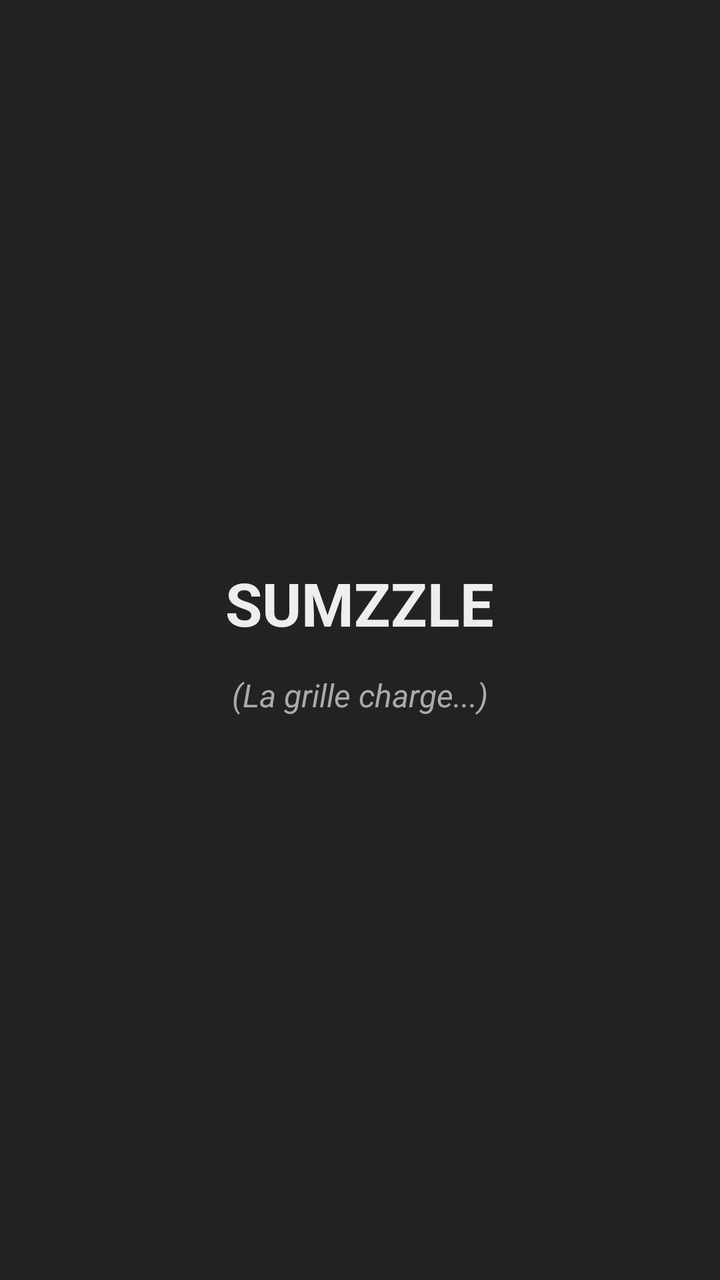
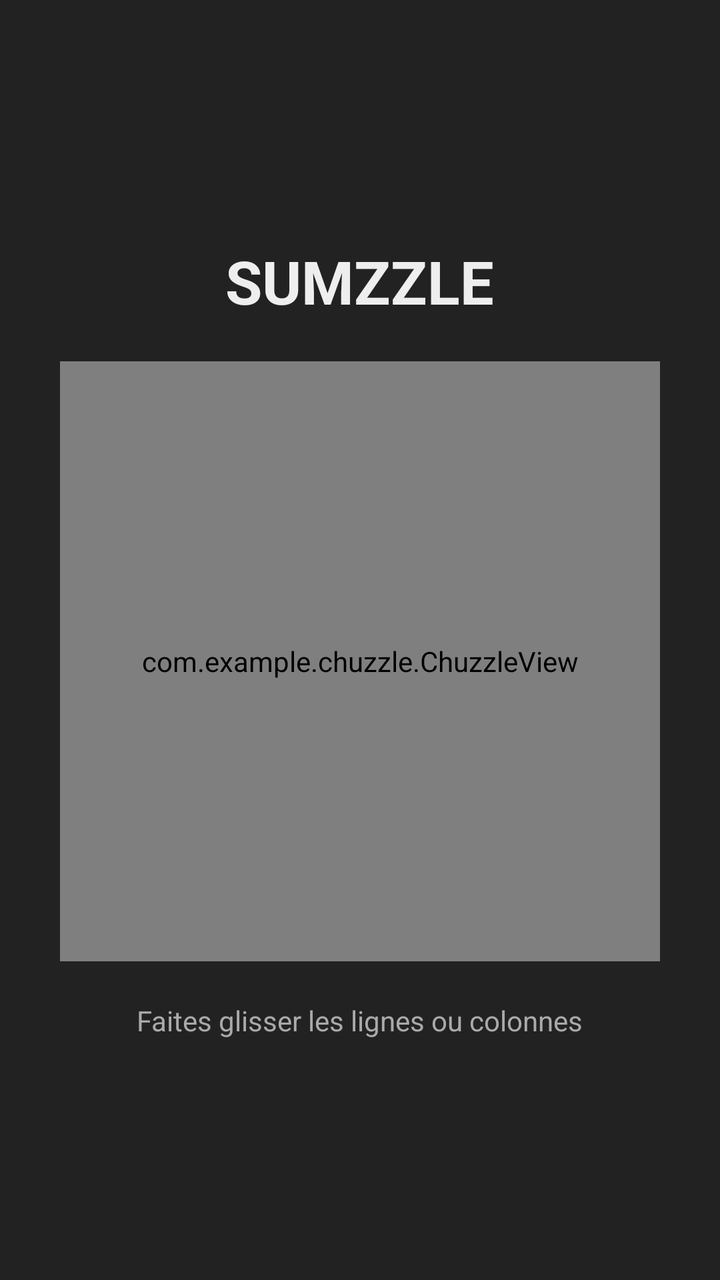

Screens rendered from an Android XML layout before and after an edit, with the pre-edit source and the edit as a unified diff.
<!-- AndroidManifest.xml: application theme Theme.Chuzzle -->
<!-- res/layout/activity_default_game.xml -->
<?xml version="1.0" encoding="utf-8"?>
<LinearLayout xmlns:android="http://schemas.android.com/apk/res/android"
    android:layout_width="match_parent"
    android:layout_height="match_parent"
    android:background="#222222"
    android:gravity="center"
    android:orientation="vertical">

    <TextView
        android:layout_width="wrap_content"
        android:layout_height="wrap_content"
        android:text="@string/sumzzle"
        android:textColor="#EEEEEE"
        android:textSize="30sp"
        android:textStyle="bold" />

    <TextView
        android:layout_width="wrap_content"
        android:layout_height="wrap_content"
        android:layout_marginTop="15dp"
        android:text="@string/la_grille_charge"
        android:textColor="#AAAAAA"
        android:textSize="16sp"
        android:textStyle="italic" />

</LinearLayout>
<!-- resources referenced by this layout -->
<resources>
  <string name="la_grille_charge">(La grille charge...)</string>
  <string name="sumzzle">SUMZZLE</string>
  <style name="Theme.Chuzzle" parent="Base.Theme.Chuzzle" />
  <style name="Base.Theme.Chuzzle" parent="Theme.Material3.DayNight.NoActionBar">
          
          
      </style>
</resources>

<!-- the commit's change to res/layout/activity_default_game.xml (unified diff, before → after) -->
@@ -9,18 +9,24 @@
     <TextView
         android:layout_width="wrap_content"
         android:layout_height="wrap_content"
+        android:layout_marginBottom="20dp"
         android:text="@string/sumzzle"
         android:textColor="#EEEEEE"
         android:textSize="30sp"
         android:textStyle="bold" />
 
+    <com.example.chuzzle.ChuzzleView
+        android:id="@+id/grille_jeu"
+        android:layout_width="300dp"
+        android:layout_height="300dp"
+        android:background="#333333" />
+
     <TextView
         android:layout_width="wrap_content"
         android:layout_height="wrap_content"
-        android:layout_marginTop="15dp"
-        android:text="@string/la_grille_charge"
+        android:layout_marginTop="20dp"
+        android:text="Faites glisser les lignes ou colonnes"
         android:textColor="#AAAAAA"
-        android:textSize="16sp"
-        android:textStyle="italic" />
+        android:textSize="14sp" />
 
 </LinearLayout>
<!-- resource entries referenced after the edit -->
@@ -1,6 +1,5 @@
 <!-- resources referenced by this layout -->
 <resources>
-  <string name="la_grille_charge">(La grille charge...)</string>
   <string name="sumzzle">SUMZZLE</string>
   <style name="Theme.Chuzzle" parent="Base.Theme.Chuzzle" />
   <style name="Base.Theme.Chuzzle" parent="Theme.Material3.DayNight.NoActionBar">
